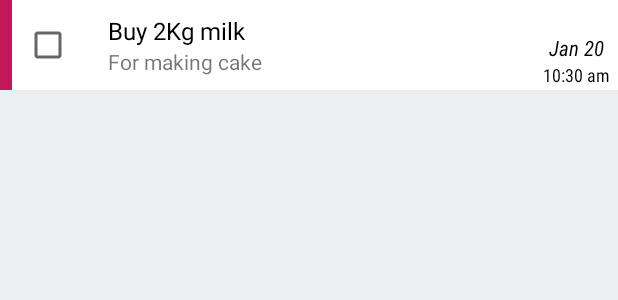
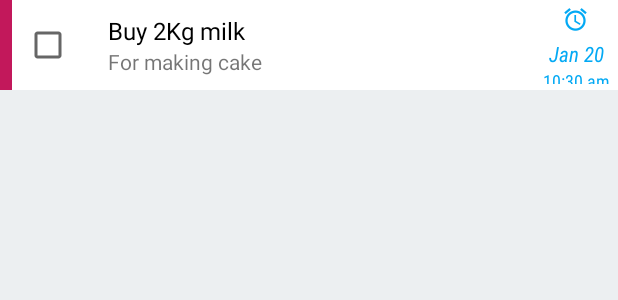
Before and after one commit to harryio/SimpleTodo, an Android app: the layout list_item_layout.xml on its own in the app's theme, with its tools: preview values and no code run, on a phone screen of 412 x 824 dp. Shown: the top 300 px of the screen. Run offline under Robolectric (Android 15) with nearby library versions, the phone set to English and light mode, and no system bars.

Commit message:
Make item data time Textviews color match primary color

```diff
--- a/app/src/main/java/io/theappx/simpletodo/adapter/TodoAdapter.java
+++ b/app/src/main/java/io/theappx/simpletodo/adapter/TodoAdapter.java
@@ -36,11 +36,10 @@ public class TodoAdapter extends RecyclerView.Adapter<TodoAdapter.ViewHolder>
         this.context = context;
     }
 
-    static class ViewHolder extends RecyclerView.ViewHolder
-            {
-        @Bind(R.id.tv_title)
+    static class ViewHolder extends RecyclerView.ViewHolder {
+        @Bind(R.id.title)
         TextView titleTextView;
-        @Bind(R.id.tv_description)
+        @Bind(R.id.description)
         TextView descriptionTextView;
         @Bind(R.id.date_textview)
         TextView dateTextView;
--- a/app/src/main/res/layout/list_item_layout.xml
+++ b/app/src/main/res/layout/list_item_layout.xml
@@ -29,24 +29,24 @@
         android:layout_centerVertical="true"
         android:layout_alignParentEnd="true"
         android:layout_marginStart="4dp"
-        android:orientation="vertical">
+        android:orientation="vertical"
+        android:padding="4dp">
 
         <ImageView
-            android:id="@+id/timer_imageview"
             android:layout_width="wrap_content"
             android:layout_height="wrap_content"
-            android:src="@drawable/ic_alarm_idle"
+            android:src="@drawable/ic_alarm"
             android:layout_gravity="center_horizontal"
             tools:ignore="contentDescription"/>
 
         <TextView
-            android:id="@+id/date_textview"
+            android:id="@+id/date"
             android:layout_width="match_parent"
             android:layout_height="wrap_content"
             android:gravity="center_horizontal"
             android:layout_marginTop="4dp"
             android:textSize="14dp"
-            android:textColor="@color/black"
+            android:textColor="@color/colorPrimary"
             tools:text="Jan 20"
             android:fontFamily="sans-serif-condensed"
             android:textStyle="italic"
@@ -54,11 +54,11 @@
             tools:ignore="SpUsage"/>
 
         <TextView
-            android:id="@+id/time_textview"
+            android:id="@+id/time"
             android:layout_width="match_parent"
             android:layout_height="wrap_content"
             android:gravity="center_horizontal"
-            android:textColor="@color/black"
+            android:textColor="@color/colorPrimary"
             android:textSize="12dp"
             android:fontFamily="sans-serif-condensed"
             android:singleLine="true"
```
Also changed, not shown: app/src/main/res/drawable-hdpi/ic_alarm.png, app/src/main/res/drawable-hdpi/ic_alarm_idle.png (deleted), app/src/main/res/drawable-mdpi/ic_alarm.png, app/src/main/res/drawable-mdpi/ic_alarm_idle.png (deleted), app/src/main/res/drawable-xhdpi/ic_alarm.png, app/src/main/res/drawable-xhdpi/ic_alarm_idle.png (deleted), app/src/main/res/drawable-xxhdpi/ic_alarm.png, app/src/main/res/drawable-xxhdpi/ic_alarm_idle.png (deleted).
